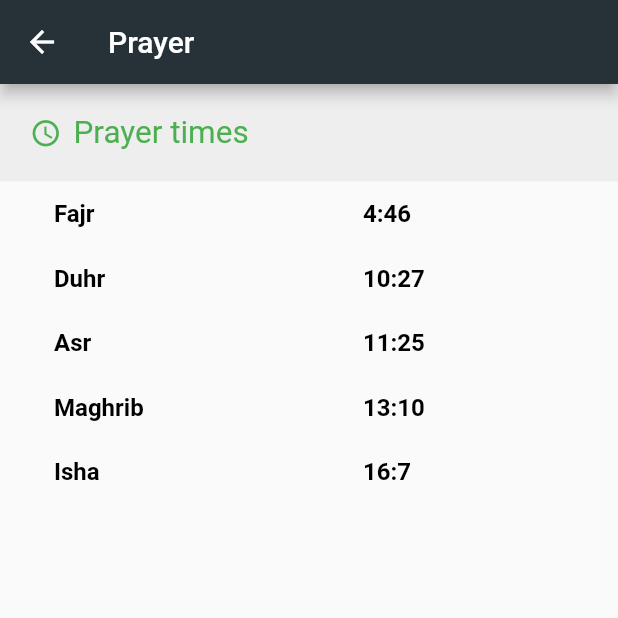
After one commit to almumin/almuslim, a Flutter app: the screen it shows after launch, after a tap on "Prayer", on a phone screen of 412 x 824 dp, the top half of it. The commit adds this screen. Run offline on Flutter 3.47's test engine with Material 2 defaults, Android fonts, the phone set to English and light mode, and no system bars; our stand-ins replace adhan, hijri.

Commit message:
add adhan package
added primary work with adhan package
need to resolve time display issues

```diff
--- a/lib/main.dart
+++ b/lib/main.dart
@@ -1,4 +1,5 @@
-import 'file:///D:/App/almuslim/lib/screens/home.dart';
+import 'package:adhan/adhan.dart';
+import 'package:almuslim/screens/home.dart';
 import 'package:flutter/material.dart';
 
 void main() {
--- a/lib/screens/home.dart
+++ b/lib/screens/home.dart
@@ -1,3 +1,4 @@
+import 'package:almuslim/screens/prayer.dart';
 import 'package:almuslim/widgets/home-heading-with-content.dart';
 import 'package:almuslim/widgets/home-icon.dart';
 import 'package:flutter/cupertino.dart';
@@ -67,18 +68,25 @@ class HomeView extends StatelessWidget {
                     HomeIcon(
                       iconPath: "praying-mat.png",
                       text: "Prayer",
+                      onTapRun: () => {
+                        Navigator.push(context,
+                            MaterialPageRoute(builder: (context) => Prayer()))
+                      },
                     ),
                     HomeIcon(
                       iconPath: "reading-quran.png",
                       text: "Quran",
+                      onTapRun: () => {},
                     ),
                     HomeIcon(
                       iconPath: "dua-hands.png",
                       text: "Duas",
+                      onTapRun: () => {},
                     ),
                     HomeIcon(
                       iconPath: "halal-sign.png",
                       text: "Halal",
+                      onTapRun: () => {},
                     ),
                   ],
                 ),
@@ -87,18 +95,22 @@ class HomeView extends StatelessWidget {
                     HomeIcon(
                       iconPath: "holy-quran.png",
                       text: "Hadith",
+                      onTapRun: () => {},
                     ),
                     HomeIcon(
                       iconPath: "qibla-compass.png",
                       text: "Qibla",
+                      onTapRun: () => {},
                     ),
                     HomeIcon(
                       iconPath: "arabic-art.png",
                       text: "Some other",
+                      onTapRun: () => {},
                     ),
                     HomeIcon(
                       iconPath: "palm-tree-with-date.png",
                       text: "Reminder",
+                      onTapRun: () => {},
                     ),
                   ],
                 )
--- /dev/null
+++ b/lib/screens/prayer.dart
@@ -0,0 +1,40 @@
+import 'package:adhan/adhan.dart';
+import 'package:almuslim/widgets/prayer.dart';
+import 'package:flutter/cupertino.dart';
+import 'package:flutter/material.dart';
+
+class Prayer extends StatelessWidget {
+  PrayerTimes pTimes = getPrayerTimes(Coordinates(61.44480082215663, 23.853269454564234));
+
+  @override
+  Widget build(BuildContext context) {
+    return Scaffold(
+      appBar: AppBar(
+        title: Text("Prayer"),
+        backgroundColor: Colors.blueGrey.shade900,
+      ),
+      body: ListView(
+        children: [
+          Container(
+            child: Column(
+              children: [
+                PrayerHeading(headingTitle: "Prayer times",),
+                PrayerColumn(waqt: "Fajr", waqtPrayerTime: pTimes.fajr,),
+                PrayerColumn(waqt: "Duhr", waqtPrayerTime: pTimes.dhuhr,),
+                PrayerColumn(waqt: "Asr", waqtPrayerTime: pTimes.asr,),
+                PrayerColumn(waqt: "Maghrib", waqtPrayerTime: pTimes.maghrib,),
+                PrayerColumn(waqt: "Isha", waqtPrayerTime: pTimes.isha,),
+              ],
+            ),
+          )
+        ],
+      ),
+    );
+  }
+}
+
+PrayerTimes getPrayerTimes(Coordinates myCoordinates){ // Replace with your own location lat, lng.
+  CalculationParameters params = CalculationMethod.karachi.getParameters();
+  params.madhab = Madhab.hanafi;
+  return PrayerTimes.today(myCoordinates, params);
+}
--- a/lib/widgets/home-icon.dart
+++ b/lib/widgets/home-icon.dart
@@ -1,18 +1,21 @@
 import 'package:flutter/cupertino.dart';
+import 'package:flutter/material.dart';
 
 class HomeIcon extends StatelessWidget {
   final String iconPath;
   final String text;
+  final Function onTapRun;
 
   const HomeIcon({
     Key key,
     this.iconPath,
-    this.text,
+    this.text, this.onTapRun,
   }) : super(key: key);
 
   @override
   Widget build(BuildContext context) {
-    return Padding(
+    return InkWell(
+      child: Padding(
         padding: const EdgeInsets.all(8.0),
         child: Container(
           child: Column(
@@ -27,6 +30,8 @@ class HomeIcon extends StatelessWidget {
             ],
           ),
         ),
+      ),
+      onTap: onTapRun,
     );
   }
 }
--- /dev/null
+++ b/lib/widgets/prayer.dart
@@ -0,0 +1,73 @@
+import 'package:flutter/material.dart';
+
+class PrayerColumn extends StatelessWidget {
+  final String waqt;
+  final DateTime waqtPrayerTime;
+
+  const PrayerColumn({Key key, this.waqt, this.waqtPrayerTime}) : super(key: key);
+
+  @override
+  Widget build(BuildContext context) {
+    return Container(
+      child: Padding(
+        padding: const EdgeInsets.all(12.0),
+        child: Row(
+          children: [
+            SizedBox(width: 24,),
+            Container(
+              width: MediaQuery.of(context).size.width / 2,
+              child: Text(
+                waqt,
+                textAlign: TextAlign.left,
+                style: TextStyle(color: Colors.black, fontSize: 16, fontWeight: FontWeight.bold),
+              ),
+            ),
+            Container(
+              child: Text(
+                waqtPrayerTime.hour.toString() + ":"+ waqtPrayerTime.minute.toString(),
+                textAlign: TextAlign.center,
+                style: TextStyle(color: Colors.black, fontSize: 16, fontWeight: FontWeight.bold),
+              ),
+            ),
+          ],
+        ),
+      ),
+    );
+  }
+}
+
+class PrayerHeading extends StatelessWidget {
+  final String headingTitle;
+  const PrayerHeading({
+    Key key,
+    this.headingTitle,
+  }) : super(key: key);
+
+  @override
+  Widget build(BuildContext context) {
+    return Container(
+      color: Colors.grey.shade200,
+      width: MediaQuery.of(context).size.width,
+      child: Padding(
+        padding: const EdgeInsets.all(20.0),
+        child:
+            Row(
+              children: [
+                Icon(
+                  Icons.access_time,
+                  size: 21,
+                  color: Colors.green,
+                ),
+                SizedBox(
+                  width: 8,
+                ),
+                Text(
+                  headingTitle,
+                  style: TextStyle(color: Colors.green, fontSize: 21),
+                ),
+              ],
+            )
+        ),
+    );
+  }
+}
--- a/pubspec.yaml
+++ b/pubspec.yaml
@@ -29,6 +29,7 @@ dependencies:
   # Use with the CupertinoIcons class for iOS style icons.
   cupertino_icons: ^1.0.0
   hijri: ^2.0.3
+  adhan: ^1.1.13
 
 dev_dependencies:
   flutter_test:
```
Also changed, not shown: pubspec.lock. Lines whose indentation alone changed are shown as unchanged.
